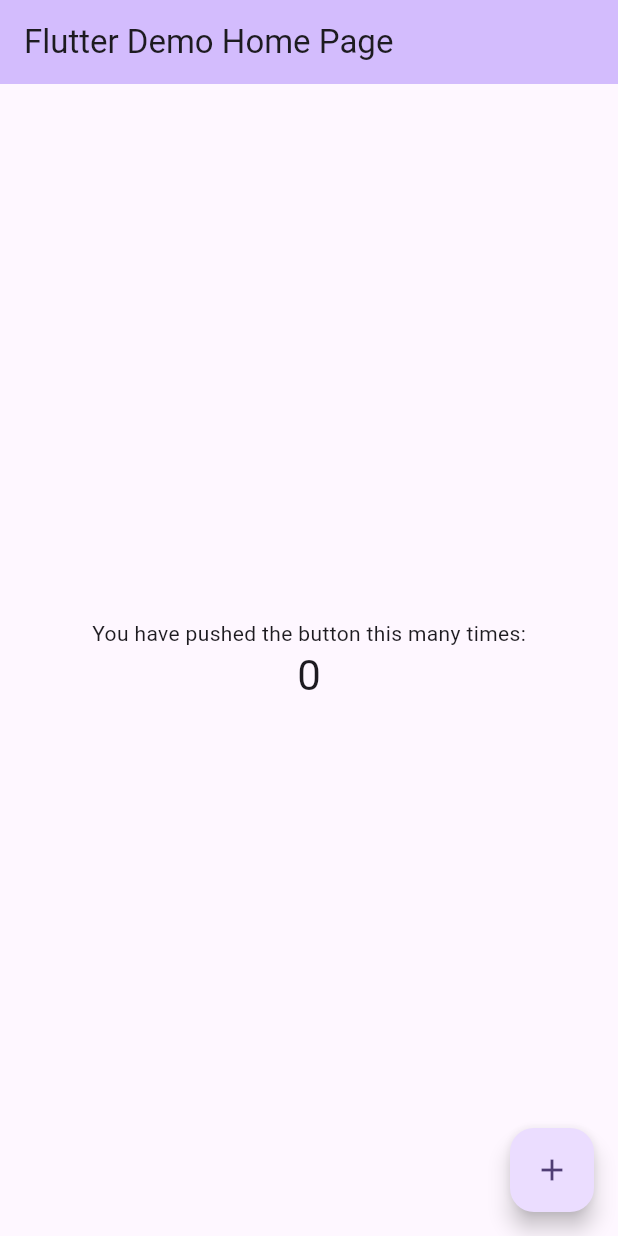
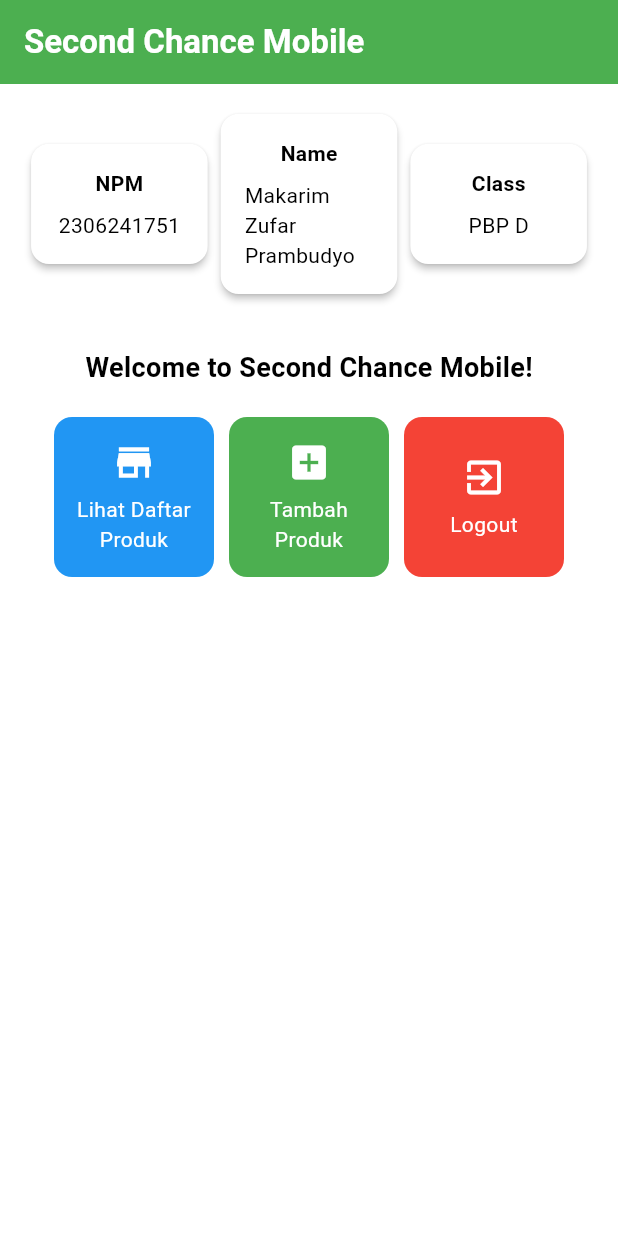
Before and after one commit to MakarimZufar/SecondChanceMobile, a Flutter app: the screen it shows after launch, on a phone screen of 412 x 824 dp. Run offline on Flutter 3.47's test engine with Material 3 defaults, Android fonts, the phone set to English and light mode, and no system bars.

Commit message:
selesai tugas 7

```diff
--- a/lib/main.dart
+++ b/lib/main.dart
@@ -1,4 +1,5 @@
 import 'package:flutter/material.dart';
+import 'package:second_chance_mobile/menu.dart';
 
 void main() {
   runApp(const MyApp());
@@ -28,98 +29,12 @@ class MyApp extends StatelessWidget {
         //
         // This works for code too, not just values: Most code changes can be
         // tested with just a hot reload.
-        colorScheme: ColorScheme.fromSeed(seedColor: Colors.deepPurple),
+         colorScheme: ColorScheme.fromSwatch(
+          primarySwatch: Colors.green,
+        ).copyWith(secondary: Colors.blue),
         useMaterial3: true,
       ),
-      home: const MyHomePage(title: 'Flutter Demo Home Page'),
+      home: MyHomePage(),
     );
   }
 }
-
-class MyHomePage extends StatefulWidget {
-  const MyHomePage({super.key, required this.title});
-
-  // This widget is the home page of your application. It is stateful, meaning
-  // that it has a State object (defined below) that contains fields that affect
-  // how it looks.
-
-  // This class is the configuration for the state. It holds the values (in this
-  // case the title) provided by the parent (in this case the App widget) and
-  // used by the build method of the State. Fields in a Widget subclass are
-  // always marked "final".
-
-  final String title;
-
-  @override
-  State<MyHomePage> createState() => _MyHomePageState();
-}
-
-class _MyHomePageState extends State<MyHomePage> {
-  int _counter = 0;
-
-  void _incrementCounter() {
-    setState(() {
-      // This call to setState tells the Flutter framework that something has
-      // changed in this State, which causes it to rerun the build method below
-      // so that the display can reflect the updated values. If we changed
-      // _counter without calling setState(), then the build method would not be
-      // called again, and so nothing would appear to happen.
-      _counter++;
-    });
-  }
-
-  @override
-  Widget build(BuildContext context) {
-    // This method is rerun every time setState is called, for instance as done
-    // by the _incrementCounter method above.
-    //
-    // The Flutter framework has been optimized to make rerunning build methods
-    // fast, so that you can just rebuild anything that needs updating rather
-    // than having to individually change instances of widgets.
-    return Scaffold(
-      appBar: AppBar(
-        // TRY THIS: Try changing the color here to a specific color (to
-        // Colors.amber, perhaps?) and trigger a hot reload to see the AppBar
-        // change color while the other colors stay the same.
-        backgroundColor: Theme.of(context).colorScheme.inversePrimary,
-        // Here we take the value from the MyHomePage object that was created by
-        // the App.build method, and use it to set our appbar title.
-        title: Text(widget.title),
-      ),
-      body: Center(
-        // Center is a layout widget. It takes a single child and positions it
-        // in the middle of the parent.
-        child: Column(
-          // Column is also a layout widget. It takes a list of children and
-          // arranges them vertically. By default, it sizes itself to fit its
-          // children horizontally, and tries to be as tall as its parent.
-          //
-          // Column has various properties to control how it sizes itself and
-          // how it positions its children. Here we use mainAxisAlignment to
-          // center the children vertically; the main axis here is the vertical
-          // axis because Columns are vertical (the cross axis would be
-          // horizontal).
-          //
-          // TRY THIS: Invoke "debug painting" (choose the "Toggle Debug Paint"
-          // action in the IDE, or press "p" in the console), to see the
-          // wireframe for each widget.
-          mainAxisAlignment: MainAxisAlignment.center,
-          children: <Widget>[
-            const Text(
-              'You have pushed the button this many times:',
-            ),
-            Text(
-              '$_counter',
-              style: Theme.of(context).textTheme.headlineMedium,
-            ),
-          ],
-        ),
-      ),
-      floatingActionButton: FloatingActionButton(
-        onPressed: _incrementCounter,
-        tooltip: 'Increment',
-        child: const Icon(Icons.add),
-      ), // This trailing comma makes auto-formatting nicer for build methods.
-    );
-  }
-}
--- /dev/null
+++ b/lib/menu.dart
@@ -0,0 +1,196 @@
+import 'package:flutter/material.dart';
+
+class MyHomePage extends StatelessWidget {
+    final String npm = '2306241751'; // NPM
+    final String name = 'Makarim Zufar Prambudyo'; // Nama
+    final String className = 'PBP D'; // Kelas
+
+    final List<ItemHomepage> items = [
+      ItemHomepage(
+          "Lihat Daftar Produk", Icons.store), // Cocok untuk daftar produk
+      ItemHomepage("Tambah Produk",
+          Icons.add_box), // Ikon yang lebih representatif untuk menambah
+      ItemHomepage(
+          "Logout", Icons.exit_to_app), // Logout tetap pakai yang familiar
+    ];
+
+
+    MyHomePage({super.key});
+
+    @override
+  Widget build(BuildContext context) {
+    // Scaffold menyediakan struktur dasar halaman dengan AppBar dan body.
+    return Scaffold(
+      // AppBar adalah bagian atas halaman yang menampilkan judul.
+      appBar: AppBar(
+        // Judul aplikasi "second chance mobile" dengan teks putih dan tebal.
+        title: const Text(
+          'Second Chance Mobile',
+          style: TextStyle(
+            color: Colors.white,
+            fontWeight: FontWeight.bold,
+          ),
+        ),
+        // Warna latar belakang AppBar diambil dari skema warna tema aplikasi.
+        backgroundColor: Theme.of(context).colorScheme.primary,
+      ),
+      // Body halaman dengan padding di sekelilingnya.
+      body: Padding(
+        padding: const EdgeInsets.all(16.0),
+        // Menyusun widget secara vertikal dalam sebuah kolom.
+        child: Column(
+          crossAxisAlignment: CrossAxisAlignment.center,
+          children: [
+            // Row untuk menampilkan 3 InfoCard secara horizontal.
+            Row(
+              mainAxisAlignment: MainAxisAlignment.spaceEvenly,
+              children: [
+                InfoCard(title: 'NPM', content: npm),
+                InfoCard(title: 'Name', content: name),
+                InfoCard(title: 'Class', content: className),
+              ],
+            ),
+
+            // Memberikan jarak vertikal 16 unit.
+            const SizedBox(height: 16.0),
+
+            // Menempatkan widget berikutnya di tengah halaman.
+            Center(
+              child: Column(
+                // Menyusun teks dan grid item secara vertikal.
+
+                children: [
+                  // Menampilkan teks sambutan dengan gaya tebal dan ukuran 18.
+                  const Padding(
+                    padding: EdgeInsets.only(top: 16.0),
+                    child: Text(
+                      'Welcome to Second Chance Mobile!',
+                      style: TextStyle(
+                        fontWeight: FontWeight.bold,
+                        fontSize: 18.0,
+                      ),
+                    ),
+                  ),
+
+                  // Grid untuk menampilkan ItemCard dalam bentuk grid 3 kolom.
+                  GridView.count(
+                    primary: true,
+                    padding: const EdgeInsets.all(20),
+                    crossAxisSpacing: 10,
+                    mainAxisSpacing: 10,
+                    crossAxisCount: 3,
+                    // Agar grid menyesuaikan tinggi kontennya.
+                    shrinkWrap: true,
+
+                    // Menampilkan ItemCard untuk setiap item dalam list items.
+                    children: items.map((ItemHomepage item) {
+                      return ItemCard(item);
+                    }).toList(),
+                  ),
+                ],
+              ),
+            ),
+          ],
+        ),
+      ),
+    );
+  }
+}
+
+class InfoCard extends StatelessWidget {
+  // Kartu informasi yang menampilkan title dan content.
+
+  final String title; // Judul kartu.
+  final String content; // Isi kartu.
+
+  const InfoCard({super.key, required this.title, required this.content});
+
+  @override
+  Widget build(BuildContext context) {
+    return Card(
+      // Membuat kotak kartu dengan bayangan dibawahnya.
+      elevation: 2.0,
+      child: Container(
+        // Mengatur ukuran dan jarak di dalam kartu.
+        width: MediaQuery.of(context).size.width /
+            3.5, // menyesuaikan dengan lebar device yang digunakan.
+        padding: const EdgeInsets.all(16.0),
+        // Menyusun title dan content secara vertikal.
+        child: Column(
+          children: [
+            Text(
+              title,
+              style: const TextStyle(fontWeight: FontWeight.bold),
+            ),
+            const SizedBox(height: 8.0),
+            Text(content),
+          ],
+        ),
+      ),
+    );
+  }
+}
+
+class ItemHomepage {
+  final String name;
+  final IconData icon;
+
+  ItemHomepage(this.name, this.icon);
+}
+
+class ItemCard extends StatelessWidget {
+  final ItemHomepage item;
+
+  const ItemCard(this.item, {super.key});
+
+  Color getColor() {
+    switch (item.name) {
+      case "Lihat Daftar Produk":
+        return Colors.blue; // Warna untuk tombol "Lihat Daftar Produk"
+      case "Tambah Produk":
+        return Colors.green; // Warna untuk tombol "Tambah Produk"
+      case "Logout":
+        return Colors.red; // Warna untuk tombol "Logout"
+      default:
+        return Colors.grey; // Default warna jika ada yang lain
+    }
+  }
+
+  @override
+  Widget build(BuildContext context) {
+    return Material(
+      color: getColor(), // Pakai warna yang ditentukan oleh fungsi getColor
+      borderRadius: BorderRadius.circular(12),
+      child: InkWell(
+        onTap: () {
+          ScaffoldMessenger.of(context)
+            ..hideCurrentSnackBar()
+            ..showSnackBar(SnackBar(
+              content: Text("Kamu telah menekan tombol ${item.name}!"),
+            ));
+        },
+        child: Container(
+          padding: const EdgeInsets.all(8),
+          child: Center(
+            child: Column(
+              mainAxisAlignment: MainAxisAlignment.center,
+              children: [
+                Icon(
+                  item.icon,
+                  color: Colors.white,
+                  size: 30.0,
+                ),
+                const Padding(padding: EdgeInsets.all(3)),
+                Text(
+                  item.name,
+                  textAlign: TextAlign.center,
+                  style: const TextStyle(color: Colors.white),
+                ),
+              ],
+            ),
+          ),
+        ),
+      ),
+    );
+  }
+}
```
